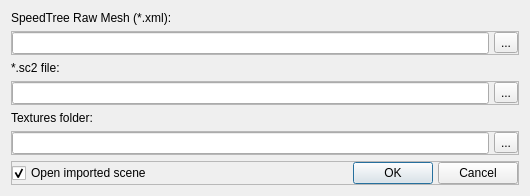
Old version of the form Tools/ResourceEditor/DataQt/treeimportdialog.ui in the repository xaoctech/dava.engine.
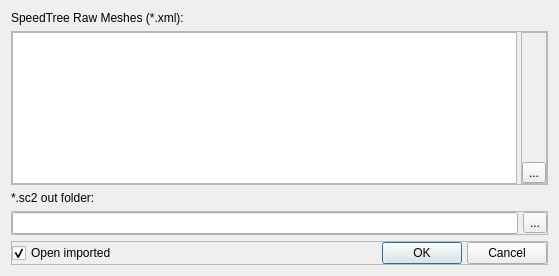
New version of the form.

Commit message: [DF-3136] Multi import for speedtree

Diff of the .ui file:
```diff
--- a/Tools/ResourceEditor/DataQt/treeimportdialog.ui
+++ b/Tools/ResourceEditor/DataQt/treeimportdialog.ui
@@ -6,10 +6,16 @@
    <rect>
     <x>0</x>
     <y>0</y>
-    <width>530</width>
-    <height>190</height>
+    <width>559</width>
+    <height>276</height>
    </rect>
   </property>
+  <property name="sizePolicy">
+   <sizepolicy hsizetype="Expanding" vsizetype="Expanding">
+    <horstretch>0</horstretch>
+    <verstretch>0</verstretch>
+   </sizepolicy>
+  </property>
   <property name="windowTitle">
    <string>Import Tree</string>
   </property>
@@ -17,12 +23,18 @@
    <item>
     <widget class="QLabel" name="label_3">
      <property name="text">
-      <string>SpeedTree Raw Mesh (*.xml):</string>
+      <string>SpeedTree Raw Meshes (*.xml):</string>
      </property>
     </widget>
    </item>
    <item>
     <widget class="QFrame" name="frame_4">
+     <property name="sizePolicy">
+      <sizepolicy hsizetype="Expanding" vsizetype="Expanding">
+       <horstretch>0</horstretch>
+       <verstretch>0</verstretch>
+      </sizepolicy>
+     </property>
      <property name="frameShape">
       <enum>QFrame::StyledPanel</enum>
      </property>
@@ -31,23 +43,57 @@
      </property>
      <layout class="QHBoxLayout" name="horizontalLayout_4">
       <property name="spacing">
-       <number>5</number>
+       <number>4</number>
       </property>
       <property name="margin">
        <number>0</number>
       </property>
       <item>
-       <widget class="QLineEdit" name="xmlLineEdit">
-        <property name="readOnly">
-         <bool>true</bool>
+       <widget class="QListWidget" name="xmlListWidget">
+        <property name="editTriggers">
+         <set>QAbstractItemView::NoEditTriggers</set>
+        </property>
+        <property name="resizeMode">
+         <enum>QListView::Adjust</enum>
         </property>
        </widget>
       </item>
       <item>
-       <widget class="QToolButton" name="xmlButton">
-        <property name="text">
-         <string>...</string>
+       <widget class="QFrame" name="frame_5">
+        <property name="frameShape">
+         <enum>QFrame::StyledPanel</enum>
         </property>
+        <property name="frameShadow">
+         <enum>QFrame::Raised</enum>
+        </property>
+        <layout class="QVBoxLayout" name="verticalLayout_2">
+         <property name="spacing">
+          <number>0</number>
+         </property>
+         <property name="margin">
+          <number>0</number>
+         </property>
+         <item>
+          <spacer name="verticalSpacer_2">
+           <property name="orientation">
+            <enum>Qt::Vertical</enum>
+           </property>
+           <property name="sizeHint" stdset="0">
+            <size>
+             <width>20</width>
+             <height>40</height>
+            </size>
+           </property>
+          </spacer>
+         </item>
+         <item>
+          <widget class="QToolButton" name="xmlButton">
+           <property name="text">
+            <string>...</string>
+           </property>
+          </widget>
+         </item>
+        </layout>
        </widget>
       </item>
      </layout>
@@ -56,7 +102,7 @@
    <item>
     <widget class="QLabel" name="label">
      <property name="text">
-      <string>*.sc2 file:</string>
+      <string>*.sc2 out folder:</string>
      </property>
     </widget>
    </item>
@@ -92,58 +138,6 @@
      </layout>
     </widget>
    </item>
-   <item>
-    <widget class="QLabel" name="label_2">
-     <property name="text">
-      <string>Textures folder:</string>
-     </property>
-    </widget>
-   </item>
-   <item>
-    <widget class="QFrame" name="frame_3">
-     <property name="frameShape">
-      <enum>QFrame::StyledPanel</enum>
-     </property>
-     <property name="frameShadow">
-      <enum>QFrame::Raised</enum>
-     </property>
-     <layout class="QHBoxLayout" name="horizontalLayout_3">
-      <property name="spacing">
-       <number>5</number>
-      </property>
-      <property name="margin">
-       <number>0</number>
-      </property>
-      <item>
-       <widget class="QLineEdit" name="imagesLineEdit">
-        <property name="readOnly">
-         <bool>true</bool>
-        </property>
-       </widget>
-      </item>
-      <item>
-       <widget class="QToolButton" name="imagesButton">
-        <property name="text">
-         <string>...</string>
-        </property>
-       </widget>
-      </item>
-     </layout>
-    </widget>
-   </item>
-   <item>
-    <spacer name="verticalSpacer">
-     <property name="orientation">
-      <enum>Qt::Vertical</enum>
-     </property>
-     <property name="sizeHint" stdset="0">
-      <size>
-       <width>20</width>
-       <height>40</height>
-      </size>
-     </property>
-    </spacer>
-   </item>
    <item>
     <widget class="QFrame" name="frame">
      <property name="frameShape">
@@ -162,7 +156,7 @@
       <item>
        <widget class="QCheckBox" name="checkBox">
         <property name="text">
-         <string>Open imported scene</string>
+         <string>Open imported</string>
         </property>
         <property name="checked">
          <bool>true</bool>
```
Left out of the diff: 2 changed lines with no effect on the pictures. The commit also changes 2 other files.
